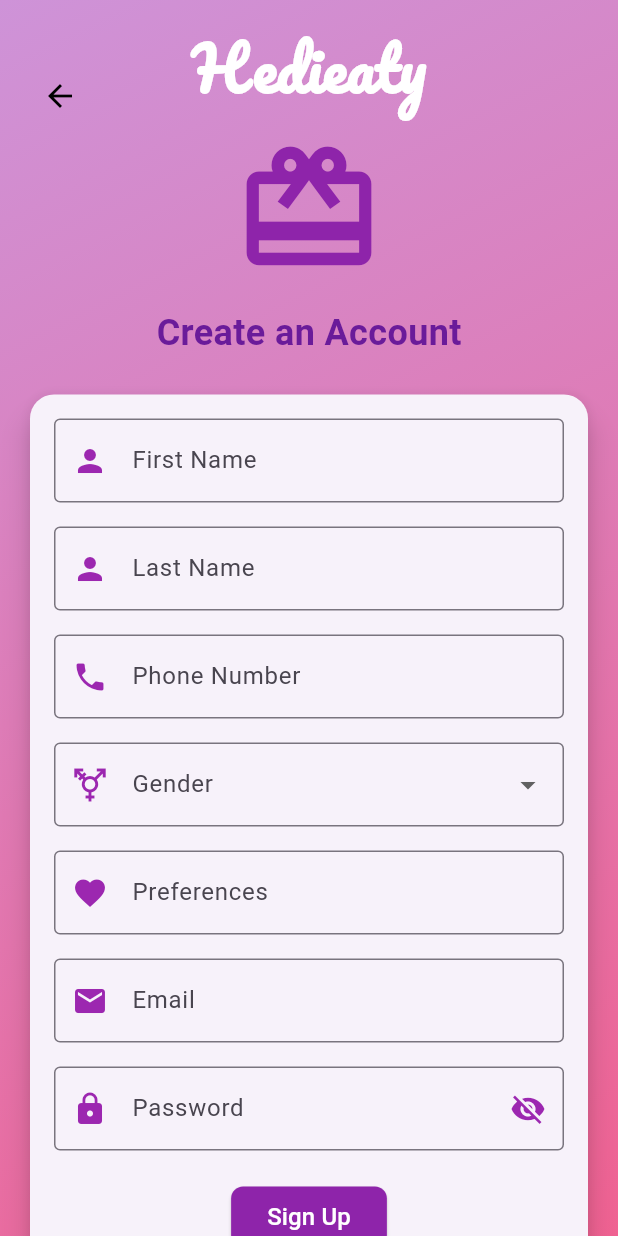
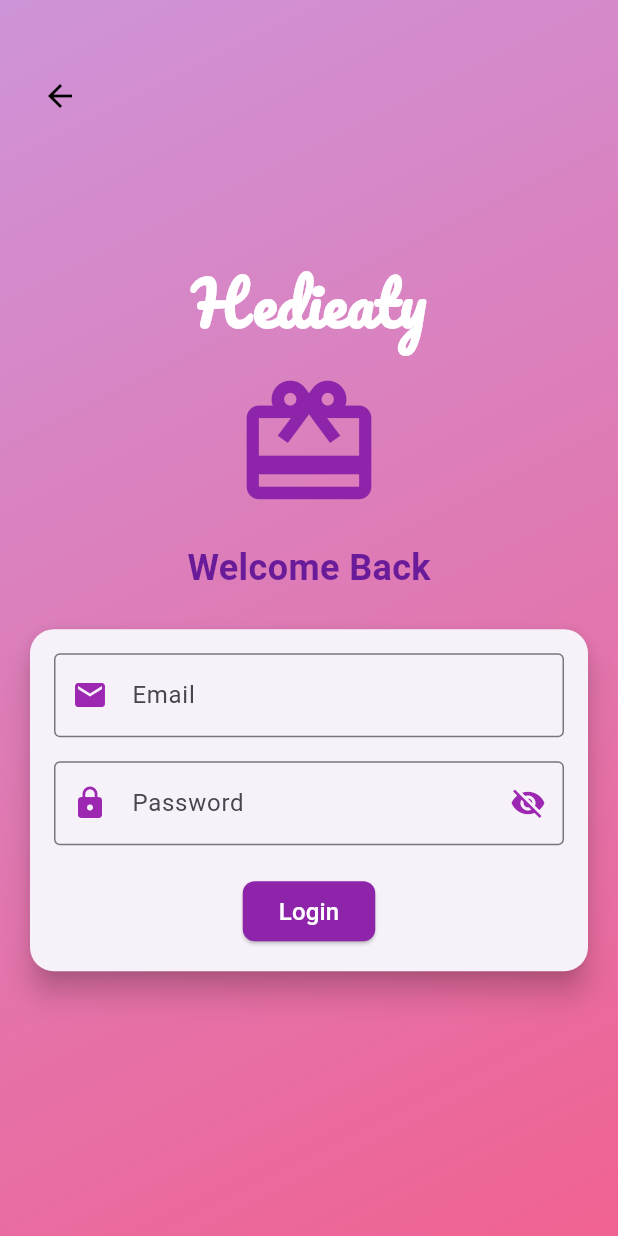
Before and after one commit to AbdulrahmanMaged/hedieaty_app, a Flutter app: the screen it shows after launch, after a tap on "Login", on a phone screen of 412 x 824 dp. Run offline on Flutter 3.47's test engine with Material 3 defaults, Android fonts, the phone set to English and light mode, and no system bars; our stand-ins replace cloud_firestore, firebase_auth, firebase_core, google_fonts, sqflite; accounts and stored records are empty.

Commit message:
Fixed log in/ sign up pages Error messages need to be better

```diff
--- a/lib/view/screens/welcomeScreen.dart
+++ b/lib/view/screens/welcomeScreen.dart
@@ -88,7 +88,7 @@ class _WelcomeScreenState extends State<WelcomeScreen> {
                             context,
                             PageRouteBuilder(
                               pageBuilder: (context, animation, secondaryAnimation) {
-                                return signUpScreen(); // here will be login
+                                return LoginScreen(); // here will be login
                               },
                               transitionsBuilder: (context, animation, secondaryAnimation, child) {
                                 const begin = Offset(0.0, 1.0);
@@ -133,7 +133,7 @@ class _WelcomeScreenState extends State<WelcomeScreen> {
                             context,
                             PageRouteBuilder(
                               pageBuilder: (context, animation, secondaryAnimation) {
-                                return signUpScreen();
+                                return SignUpScreen();
                               },
                               transitionsBuilder: (context, animation, secondaryAnimation, child) {
                                 const begin = Offset(0.0, 1.0);
--- a/lib/view/widgets/login.dart
+++ b/lib/view/widgets/login.dart
@@ -0,0 +1,183 @@
+import 'package:flutter/material.dart';
+import 'package:google_fonts/google_fonts.dart';
+import '../../services/database/services/auth_service.dart';
+import '../screens/home_page.dart'; // Import your home page
+import '../screens/welcomeScreen.dart'; // Import the Welcome Screen
+
+class LoginScreen extends StatefulWidget {
+  @override
+  _LoginScreenState createState() => _LoginScreenState();
+}
+
+class _LoginScreenState extends State<LoginScreen> {
+  final _formKey = GlobalKey<FormState>();
+  String? email;
+  String? password;
+  bool _isPasswordVisible = false;
+
+  @override
+  Widget build(BuildContext context) {
+    return Scaffold(
+      body: Stack(
+        children: [
+          // Gradient background
+          Container(
+            decoration: BoxDecoration(
+              gradient: LinearGradient(
+                colors: [Colors.purple[200]!, Colors.pink[300]!],
+                begin: Alignment.topLeft,
+                end: Alignment.bottomRight,
+              ),
+            ),
+            child: Center(
+              child: SingleChildScrollView(
+                child: Padding(
+                  padding: const EdgeInsets.all(16.0),
+                  child: Column(
+                    mainAxisAlignment: MainAxisAlignment.center,
+                    children: [
+                      Text(
+                        'Hedieaty',
+                        style: GoogleFonts.pacifico(
+                          fontSize: 40,
+                          fontWeight: FontWeight.bold,
+                          color: Colors.white,
+                        ),
+                      ),
+                      SizedBox(height: 16),
+                      Icon(
+                        Icons.card_giftcard,
+                        color: Colors.purple[600],
+                        size: 100,
+                      ),
+                      SizedBox(height: 16),
+                      Text(
+                        'Welcome Back',
+                        style: TextStyle(
+                          color: Colors.purple[800],
+                          fontSize: 24,
+                          fontWeight: FontWeight.bold,
+                        ),
+                      ),
+                      SizedBox(height: 20),
+                      Card(
+                        elevation: 8,
+                        shape: RoundedRectangleBorder(
+                          borderRadius: BorderRadius.circular(16),
+                        ),
+                        child: Padding(
+                          padding: const EdgeInsets.all(16.0),
+                          child: Form(
+                            key: _formKey,
+                            child: Column(
+                              children: [
+                                // Email
+                                TextFormField(
+                                  key: ValueKey('email'),
+                                  validator: (value) {
+                                    if (value!.isEmpty || !value.contains('@')) {
+                                      return 'Please enter a valid email.';
+                                    }
+                                    return null;
+                                  },
+                                  onSaved: (value) {
+                                    email = value;
+                                  },
+                                  decoration: InputDecoration(
+                                    labelText: 'Email',
+                                    prefixIcon: Icon(Icons.email, color: Colors.purple),
+                                    border: OutlineInputBorder(),
+                                  ),
+                                ),
+                                SizedBox(height: 16),
+                                // Password
+                                TextFormField(
+                                  key: ValueKey('password'),
+                                  obscureText: !_isPasswordVisible,
+                                  validator: (value) {
+                                    if (value!.isEmpty) {
+                                      return 'Please enter your password.';
+                                    }
+                                    return null;
+                                  },
+                                  onSaved: (value) {
+                                    password = value;
+                                  },
+                                  decoration: InputDecoration(
+                                    labelText: 'Password',
+                                    prefixIcon: Icon(Icons.lock, color: Colors.purple),
+                                    suffixIcon: IconButton(
+                                      icon: Icon(
+                                        _isPasswordVisible
+                                            ? Icons.visibility
+                                            : Icons.visibility_off,
+                                        color: Colors.purple,
+                                      ),
+                                      onPressed: () {
+                                        setState(() {
+                                          _isPasswordVisible = !_isPasswordVisible;
+                                        });
+                                      },
+                                    ),
+                                    border: OutlineInputBorder(),
+                                  ),
+                                ),
+                                SizedBox(height: 20),
+                                ElevatedButton(
+                                  style: ElevatedButton.styleFrom(
+                                    backgroundColor: Colors.purple[600],
+                                    shape: RoundedRectangleBorder(
+                                      borderRadius: BorderRadius.circular(8),
+                                    ),
+                                  ),
+                                  onPressed: () {
+                                    if (_formKey.currentState!.validate()) {
+                                      _formKey.currentState!.save();
+                                      final authService = AuthService();
+                                      authService.login(
+                                        email: email!,
+                                        password: password!,
+                                        context: context,
+                                      );
+                                    } else {
+                                      ScaffoldMessenger.of(context).showSnackBar(
+                                        SnackBar(content: Text('Please fill all fields correctly.')),
+                                      );
+                                    }
+                                  },
+                                  child: Text(
+                                    'Login',
+                                    style: TextStyle(fontSize: 16, color: Colors.white),
+                                  ),
+                                ),
+                              ],
+                            ),
+                          ),
+                        ),
+                      ),
+                    ],
+                  ),
+                ),
+              ),
+            ),
+          ),
+
+          // Back Button on top left
+          Positioned(
+            top: 40,
+            left: 16,
+            child: IconButton(
+              icon: Icon(Icons.arrow_back, color: Colors.black), // Black arrow icon
+              onPressed: () {
+                Navigator.pushReplacement(
+                  context,
+                  MaterialPageRoute(builder: (context) => WelcomeScreen()), // Go back to WelcomeScreen
+                );
+              },
+            ),
+          ),
+        ],
+      ),
+    );
+  }
+}
--- a/lib/view/widgets/signUp.dart
+++ b/lib/view/widgets/signUp.dart
@@ -1,115 +1,22 @@
 import 'package:flutter/material.dart';
 import 'package:google_fonts/google_fonts.dart';
-import '../../services/database/services/auth_service.dart';
 import '../screens/home_page.dart'; // Import your home page
 import '../screens/welcomeScreen.dart'; // Import the Welcome Screen
+import '../../services/database/services/auth_service.dart';
 
-class signUpScreen extends StatefulWidget {
+class SignUpScreen extends StatefulWidget {
   @override
-  _signUpScreenState createState() => _signUpScreenState();
+  _SignUpScreenState createState() => _SignUpScreenState();
 }
 
-class _signUpScreenState extends State<signUpScreen> {
-  bool isLoading = false; // Loading state
+class _SignUpScreenState extends State<SignUpScreen> {
   final _formKey = GlobalKey<FormState>();
   String? firstName;
   String? lastName;
-  String? phoneNum;
-  String? gender;
   String? preferences;
   String? email;
   String? password;
   bool _isPasswordVisible = false;
-  String? _phoneErrorMessage;
-
-  // Instance of AuthService to handle Firebase logic
-  final AuthService _authService = AuthService();
-
-// Method to handle form submission
-  void _submitAuthForm() async {
-    final isValid = _formKey.currentState!.validate();
-    FocusScope.of(context).unfocus();
-
-    if (isValid) {
-      _formKey.currentState!.save();
-
-      setState(() {
-        isLoading = true; // Show loading indicator
-      });
-
-      // Call signUp from AuthService to handle Firebase Authentication and Firestore logic
-      try {
-        await _authService.signUp(
-          firstName: firstName!,
-          lastName: lastName!,
-          phoneNum: phoneNum!,
-          gender: gender!,
-          preferences: preferences!,
-          email: email!,
-          password: password!,
-          context: context,
-        );
-
-        setState(() {
-          isLoading = false; // Hide loading indicator
-        });
-
-        // Success
-        ScaffoldMessenger.of(context).showSnackBar(
-          SnackBar(content: Text('Account Created Successfully!')),
-        );
-
-        // Delay navigation until the snack bar is shown
-        Future.delayed(Duration(seconds: 2), () {
-          Navigator.pushReplacement(
-            context,
-            MaterialPageRoute(builder: (context) => HomePage()),
-          );
-        });
-      } catch (e) {
-        setState(() {
-          isLoading = false; // Hide loading indicator in case of error
-        });
-        // Show error message if the sign-up fails
-        ScaffoldMessenger.of(context).showSnackBar(
-          SnackBar(content: Text("Error: $e")),
-        );
-      }
-    } else {
-      // Show message if the form is invalid
-      ScaffoldMessenger.of(context).showSnackBar(
-        SnackBar(content: Text('Check the invalid fields and try again')),
-      );
-    }
-  }
-
-
-  // Method to check phone number validity
-  void _onPhoneNumberChanged(String phoneNumber) {
-    setState(() {
-      _phoneErrorMessage = null; // Reset the error message
-    });
-
-    if (phoneNumber.isNotEmpty) {
-      // Perform custom validation if needed
-      bool isValid = _validatePhoneNumber(phoneNumber);
-      if (!isValid) {
-        setState(() {
-          _phoneErrorMessage = 'Invalid phone number. Please enter a valid number.';
-        });
-      } else {
-        setState(() {
-          phoneNum = phoneNumber;
-        });
-      }
-    }
-  }
-
-  // Custom validation for phone number
-  bool _validatePhoneNumber(String phoneNumber) {
-    // You can use any validation logic here. For example:
-    return phoneNumber.length > 9; // Example validation for phone number length
-  }
 
   @override
   Widget build(BuildContext context) {
@@ -205,55 +112,6 @@ class _signUpScreenState extends State<signUpScreen> {
                                   ),
                                 ),
                                 SizedBox(height: 16),
-                                // Phone Number (without country code)
-                                TextFormField(
-                                  key: ValueKey('phoneNumber'),
-                                  keyboardType: TextInputType.phone,
-                                  onChanged: _onPhoneNumberChanged,
-                                  validator: (value) {
-                                    if (value!.isEmpty) {
-                                      return 'Please enter your phone number.';
-                                    }
-                                    return null;
-                                  },
-                                  decoration: InputDecoration(
-                                    labelText: 'Phone Number',
-                                    prefixIcon: Icon(Icons.phone, color: Colors.purple),
-                                    border: OutlineInputBorder(),
-                                  ),
-                                ),
-                                // Error message for invalid phone number
-                                if (_phoneErrorMessage != null)
-                                  Padding(
-                                    padding: const EdgeInsets.only(top: 8.0),
-                                    child: Text(
-                                      _phoneErrorMessage!,
-                                      style: TextStyle(color: Colors.red, fontSize: 12),
-                                    ),
-                                  ),
-                                SizedBox(height: 16),
-                                // Gender
-                                DropdownButtonFormField<String>(
-                                  value: gender,
-                                  onChanged: (newValue) {
-                                    setState(() {
-                                      gender = newValue;
-                                    });
-                                  },
-                                  items: ['Male', 'Female', 'Rather not say']
-                                      .map((gender) {
-                                    return DropdownMenuItem<String>(
-                                      value: gender,
-                                      child: Text(gender),
-                                    );
-                                  }).toList(),
-                                  decoration: InputDecoration(
-                                    labelText: 'Gender',
-                                    prefixIcon: Icon(Icons.transgender, color: Colors.purple),
-                                    border: OutlineInputBorder(),
-                                  ),
-                                ),
-                                SizedBox(height: 16),
                                 // Preferences
                                 TextFormField(
                                   key: ValueKey('preferences'),
@@ -332,7 +190,24 @@ class _signUpScreenState extends State<signUpScreen> {
                                       borderRadius: BorderRadius.circular(8),
                                     ),
                                   ),
-                                  onPressed: _submitAuthForm,
+                                  onPressed: () {
+                                    if (_formKey.currentState!.validate()) {
+                                      _formKey.currentState!.save();
+                                      final authService = AuthService();
+                                      authService.signUp(
+                                        firstName: firstName!,
+                                        lastName: lastName!,
+                                        preferences: preferences!,
+                                        email: email!,
+                                        password: password!,
+                                        context: context,
+                                      );
+                                    } else {
+                                      ScaffoldMessenger.of(context).showSnackBar(
+                                        SnackBar(content: Text('Please fill all fields correctly.')),
+                                      );
+                                    }
+                                  },
                                   child: Text(
                                     'Sign Up',
                                     style: TextStyle(fontSize: 16, color: Colors.white),
```
Also changed, not shown: lib/services/database/services/auth_service.dart (+84 -26 lines).
